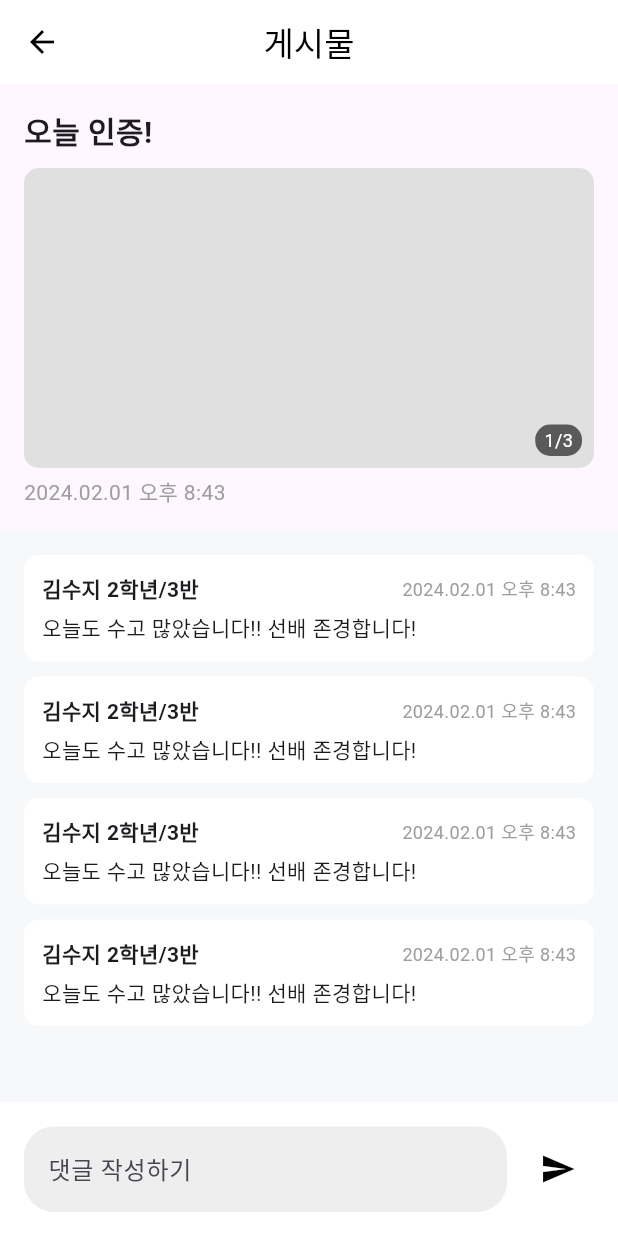
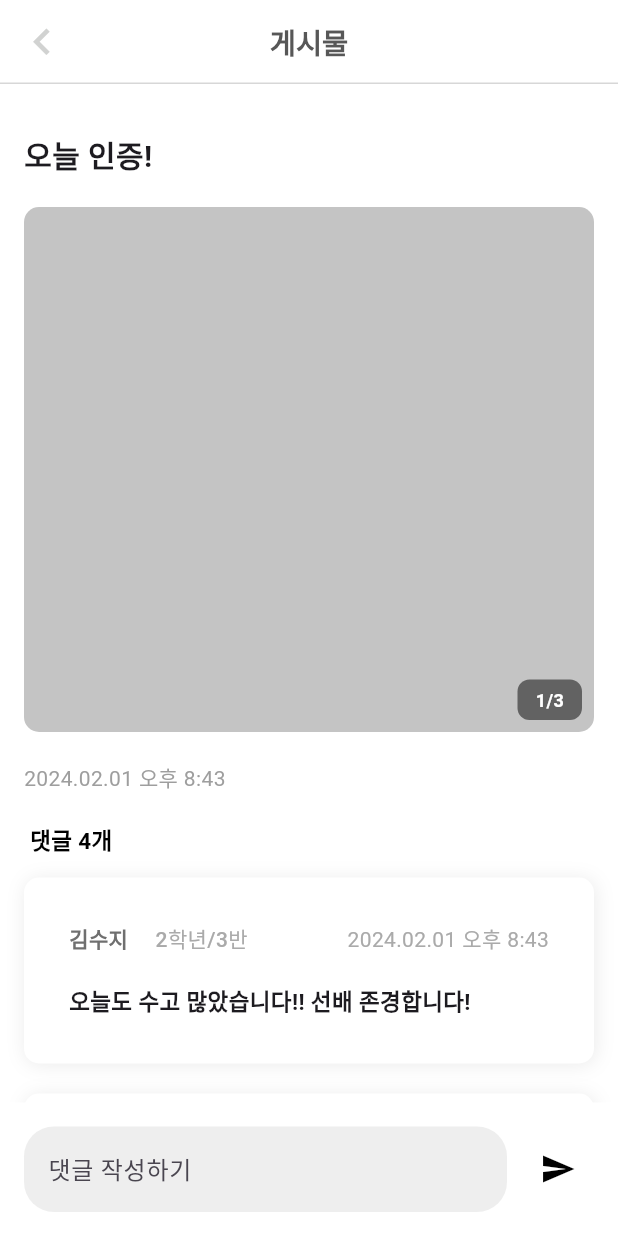
Before and after one commit to bab-babbab/Bab-Babbab-Frontend, a Flutter app: the screen it shows after launch, on a phone screen of 412 x 824 dp. Run offline on Flutter 3.47's test engine with Material 3 defaults, Android fonts, the phone set to English and light mode, and no system bars; our stand-ins replace dotted_border, dropdown_button2, firebase_auth, firebase_core, flutter_svg, google_sign_in; accounts and stored records are empty.

Commit message:
디테일 css 변경

```diff
--- a/lib/screens/posts/post_detail.dart
+++ b/lib/screens/posts/post_detail.dart
@@ -6,114 +6,186 @@ class PostDetailPage extends StatelessWidget {
   @override
   Widget build(BuildContext context) {
     return Scaffold(
+      backgroundColor: Colors.white,
       appBar: AppBar(
-        title: const Text("게시물", style: TextStyle(color: Colors.black)),
-        backgroundColor: Colors.white,
+        title: const Text(
+          "게시물",
+          style: TextStyle(
+            color: Color(0xFF575757),
+            fontSize: 19,
+            fontWeight: FontWeight.bold,
+          ),
+        ),
+        backgroundColor: Colors.white, // ✅ 완전 흰색 고정
         elevation: 0,
         centerTitle: true,
+        scrolledUnderElevation: 0,
+        shape: const Border(
+          bottom: BorderSide(color: Color(0xFFD7D7D7), width: 1),
+        ),
         leading: IconButton(
-          icon: const Icon(Icons.arrow_back, color: Colors.black),
+          icon: const Icon(
+            Icons.chevron_left,
+            color: Color(0xFFD1D2D1),
+            size: 35,
+          ),
           onPressed: () => Navigator.pop(context),
         ),
       ),
-      body: Column(
+
+      body: SingleChildScrollView(
+        child: Container(
+          color: Colors.white, // 배경색 흰색 설정
+          child: Column(
             crossAxisAlignment: CrossAxisAlignment.start,
             children: [
+              // AppBar 아래 간격 추가
+              const SizedBox(height: 16),
+
               // 게시물 내용
-          Padding(
-            padding: const EdgeInsets.all(16.0),
+              Container(
+                padding: const EdgeInsets.all(16),
                 child: Column(
                   crossAxisAlignment: CrossAxisAlignment.start,
                   children: [
                     const Text(
                       "오늘 인증!",
-                  style: TextStyle(fontSize: 20, fontWeight: FontWeight.bold),
+                      style: TextStyle(
+                        fontSize: 20,
+                        fontWeight: FontWeight.bold,
                       ),
-                const SizedBox(height: 10),
+                    ),
+                    const SizedBox(height: 20),
 
                     // 이미지 박스
                     Container(
                       width: double.infinity,
-                  height: 200,
+                      height: 350,
                       decoration: BoxDecoration(
-                    color: Colors.grey[300],
+                        color: Color(0xFFC4C4C4),
                         borderRadius: BorderRadius.circular(10),
                       ),
                       alignment: Alignment.bottomRight,
                       padding: const EdgeInsets.all(8),
                       child: Container(
                         padding: const EdgeInsets.symmetric(
-                      horizontal: 6,
-                      vertical: 2,
+                          horizontal: 12,
+                          vertical: 5,
                         ),
                         decoration: BoxDecoration(
-                      color: Colors.black.withOpacity(0.6),
-                      borderRadius: BorderRadius.circular(10),
+                          color: Colors.black.withOpacity(0.5),
+                          borderRadius: BorderRadius.circular(8),
                         ),
                         child: const Text(
                           "1/3",
-                      style: TextStyle(color: Colors.white, fontSize: 12),
+                          style: TextStyle(
+                            color: Colors.white,
+                            fontSize: 12,
+                            fontWeight: FontWeight.w600,
                           ),
                         ),
                       ),
-                const SizedBox(height: 5),
+                    ),
+                    const SizedBox(height: 20),
                     const Text(
                       "2024.02.01 오후 8:43",
                       style: TextStyle(color: Colors.grey),
                     ),
-              ],
+                    const SizedBox(height: 20),
+
+                    // 댓글 개수 표시
+                    const Padding(
+                      padding: EdgeInsets.symmetric(
+                        horizontal: 4.0,
+                      ), // 좌우 패딩 설정
+                      child: Text(
+                        '댓글 4개',
+                        style: TextStyle(
+                          color: Colors.black,
+                          fontSize: 15,
+                          fontWeight: FontWeight.w700,
+                          height: 1.40,
                         ),
                       ),
+                    ),
+                    const SizedBox(height: 14),
 
-          // 댓글 리스트 (Expanded로 스크롤 가능하게)
-          Expanded(
-            child: Container(
-              color: const Color(0xFFF7F8F9), // 회색 배경
-              child: ListView.builder(
-                padding: const EdgeInsets.all(16),
-                itemCount: 4, // 댓글 개수
+                    // 댓글 리스트
+                    ListView.builder(
+                      shrinkWrap: true,
+                      physics: const NeverScrollableScrollPhysics(),
+                      itemCount: 4,
                       itemBuilder: (context, index) {
                         return Container(
-                    margin: const EdgeInsets.only(bottom: 10),
-                    padding: const EdgeInsets.all(12),
+                          margin: const EdgeInsets.only(
+                            bottom: 20,
+                          ), // 댓글 간격 늘리기
+                          padding: const EdgeInsets.all(30), // 패딩 늘리기
                           decoration: BoxDecoration(
                             color: Colors.white,
                             borderRadius: BorderRadius.circular(10),
+                            boxShadow: const [
+                              BoxShadow(
+                                color: Color(0x14000000),
+                                blurRadius: 10,
+                                offset: Offset(1, 1),
+                                spreadRadius: 0,
+                              ),
+                            ],
                           ),
                           child: Column(
                             crossAxisAlignment: CrossAxisAlignment.start,
                             children: [
                               Row(
-                          mainAxisAlignment: MainAxisAlignment.spaceBetween,
+                                mainAxisAlignment:
+                                    MainAxisAlignment.spaceBetween,
                                 children: [
                                   const Text(
-                              "김수지 2학년/3반",
-                              style: TextStyle(fontWeight: FontWeight.bold),
+                                    "김수지",
+                                    style: TextStyle(
+                                      fontWeight: FontWeight.w600,
+                                      color: Color(0xFF6F6F6F),
                                     ),
+                                  ), // 간격 줄이기
+                                  const Text(
+                                    "2학년/3반",
+                                    style: TextStyle(
+                                      fontWeight: FontWeight.w500,
+                                      color: Color(0xFFAAAAAA),
+                                    ),
+                                  ),
+                                  const SizedBox(width: 30),
                                   const Text(
                                     "2024.02.01 오후 8:43",
                                     style: TextStyle(
-                                color: Colors.grey,
-                                fontSize: 12,
+                                      color: Color(0xFFAAAAAA),
+                                      fontWeight: FontWeight.w400,
+                                      fontSize: 14,
                                     ),
                                   ),
                                 ],
                               ),
-                        const SizedBox(height: 5),
+                              const SizedBox(height: 20),
                               const Text(
                                 "오늘도 수고 많았습니다!! 선배 존경합니다!",
-                          style: TextStyle(fontSize: 14),
+                                style: TextStyle(
+                                  fontSize: 15,
+                                  fontWeight: FontWeight.w600,
+                                ),
                               ),
                             ],
                           ),
                         );
                       },
                     ),
+                  ],
                 ),
               ),
-
-          // 댓글 입력창
-          Container(
+            ],
+          ),
+        ),
+      ),
+      bottomNavigationBar: Container(
         padding: const EdgeInsets.all(16),
         color: Colors.white,
         child: Row(
@@ -141,8 +213,6 @@ class PostDetailPage extends StatelessWidget {
           ],
         ),
       ),
-        ],
-      ),
     );
   }
 }
--- a/lib/screens/posts/posts_page.dart
+++ b/lib/screens/posts/posts_page.dart
@@ -8,16 +8,23 @@ class PostsPage extends StatelessWidget {
   @override
   Widget build(BuildContext context) {
     return Scaffold(
+      backgroundColor: Colors.white,
       appBar: AppBar(
         title: Text(
           "전체 보기",
-          style: TextStyle(color: Colors.black, fontSize: 19),
+          style: TextStyle(
+            color: Color(0xFF575757),
+            fontSize: 19,
+            fontWeight: FontWeight.bold,
+          ),
         ),
         backgroundColor: Colors.white,
+        scrolledUnderElevation: 0,
         elevation: 0,
         centerTitle: true,
+        shape: Border(bottom: BorderSide(color: Color(0xFFD7D7D7), width: 1)),
         leading: IconButton(
-          icon: Icon(Icons.arrow_back, color: Colors.black),
+          icon: Icon(Icons.chevron_left, color: Color(0xFFD1D2D1), size: 35),
           onPressed: () => Navigator.pop(context),
         ),
       ),
```
Lines whose indentation alone changed are shown as unchanged.
